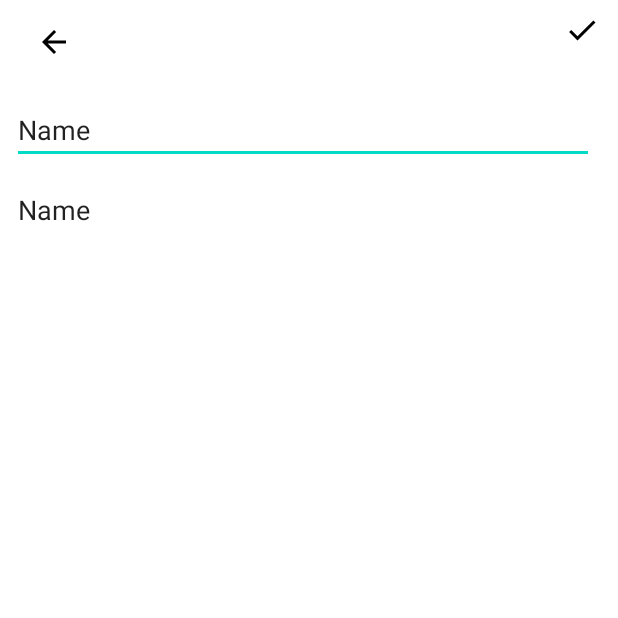
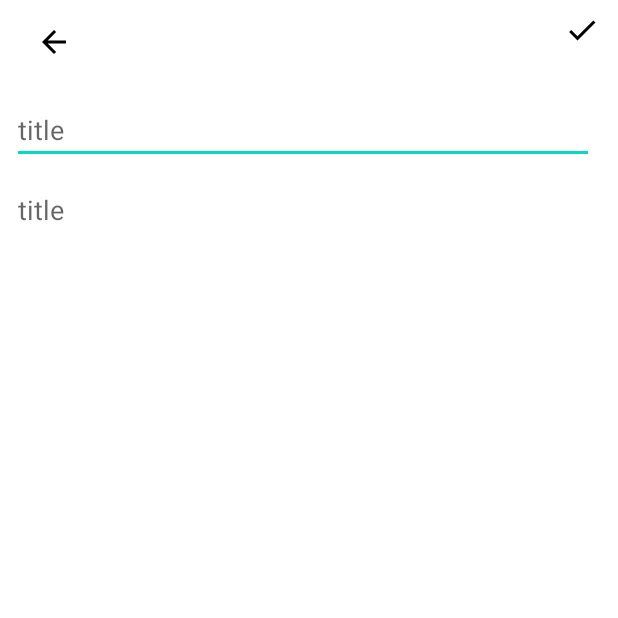
Before and after one commit to mukeshsingh963/The_Notes_App, an Android app: the screen it shows after launch (AddNoteActivity), after a tap on "Add", on a phone screen of 412 x 824 dp, the top half of it. Run offline under Robolectric (Android 15) with nearby library versions, the phone set to English and light mode, and no system bars; our stand-ins replace Room's generated code.

Commit message:
Update 1.1

```diff
--- a/app/src/main/java/com/learning/thenotesapp/Adapter/NotesAdapter.kt
+++ b/app/src/main/java/com/learning/thenotesapp/Adapter/NotesAdapter.kt
@@ -16,8 +16,14 @@ class NotesAdapter(private val context: Context, private val listener: NotesClic
     RecyclerView.Adapter<NotesAdapter.NoteVH>() {
 
     private val noteList = ArrayList<Note>()
-    private val fullList = ArrayList<Note>()
 
+    inner class NoteVH(itemView: View) : RecyclerView.ViewHolder(itemView) {
+
+        val notesLayout = itemView.findViewById<CardView>(R.id.card_layout)
+        val title = itemView.findViewById<TextView>(R.id.tv_title)
+        val noteTv = itemView.findViewById<TextView>(R.id.tv_note)
+        val date = itemView.findViewById<TextView>(R.id.tv_date)
+    }
     override fun onCreateViewHolder(parent: ViewGroup, viewType: Int): NoteVH {
         return NoteVH(
             LayoutInflater.from(context).inflate(R.layout.list_items, parent, false)
@@ -56,16 +62,14 @@ class NotesAdapter(private val context: Context, private val listener: NotesClic
     }
 
     fun updateList(newList: List<Note>){
-        fullList.clear()
-        fullList.addAll(newList)
-
-        noteList.addAll(fullList)
+        noteList.clear()
+        noteList.addAll(newList)
         notifyDataSetChanged()
     }
 
     fun filter(search: String){
     noteList.clear()
-        for (item in fullList){
+        for (item in noteList){
             if(item.title?.lowercase()?.contains(search.lowercase()) == true ||
                     item.note?.lowercase()?.contains(search.lowercase()) == true){
                 noteList.add(item)
@@ -73,7 +77,7 @@ class NotesAdapter(private val context: Context, private val listener: NotesClic
         }
         notifyDataSetChanged()
     }
-    fun randomColor(): Int {
+    private fun randomColor(): Int {
         val list = ArrayList<Int>()
         list.add(R.color.NoteColor1)
         list.add(R.color.NoteColor2)
@@ -90,15 +94,7 @@ class NotesAdapter(private val context: Context, private val listener: NotesClic
         return list[randomIndex]
     }
 
-    inner class NoteVH(itemView: View) : RecyclerView.ViewHolder(itemView) {
 
-        val notesLayout = itemView.findViewById<CardView>(R.id.card_layout)
-        val title = itemView.findViewById<TextView>(R.id.tv_title)
-        val noteTv = itemView.findViewById<TextView>(R.id.tv_note)
-        val date = itemView.findViewById<TextView>(R.id.tv_date)
-
-
-    }
 
     interface NotesClickListener {
         fun onItemClick(note: Note)
--- a/app/src/main/java/com/learning/thenotesapp/AddNoteActivity.kt
+++ b/app/src/main/java/com/learning/thenotesapp/AddNoteActivity.kt
@@ -45,7 +45,7 @@ class AddNoteActivity : AppCompatActivity() {
                 if (isUpdate){
                     note = Note( oldNote.id,title,body,formatter.format(Date()))
                 }else{
-                    note = Note( null,title,body,formatter.format(Date()))
+                    note = Note( null ,title,body,formatter.format(Date()))
                 }
                 val intent = Intent()
                 intent.putExtra("current_note", note)
--- a/app/src/main/java/com/learning/thenotesapp/Database/NoteDao.kt
+++ b/app/src/main/java/com/learning/thenotesapp/Database/NoteDao.kt
@@ -6,6 +6,7 @@ import androidx.room.Delete
 import androidx.room.Insert
 import androidx.room.OnConflictStrategy
 import androidx.room.Query
+import androidx.room.Update
 import com.learning.thenotesapp.Models.Note
 
 @Dao
@@ -20,6 +21,6 @@ interface NoteDao {
     @Query("SELECT * FROM notes_table Order by id ASC")
     fun getAllNotes() : LiveData<List<Note>>
 
-    @Query("UPDATE notes_table set title = :title, note =:note WHERE id =:id")
-    suspend fun update(id : Int?, title: String?, note: String? )
+    @Update
+    suspend fun update(note: Note )
 }
--- a/app/src/main/java/com/learning/thenotesapp/Database/NotesRepo.kt
+++ b/app/src/main/java/com/learning/thenotesapp/Database/NotesRepo.kt
@@ -15,6 +15,6 @@ class NotesRepo(private val noteDao: NoteDao) {
     }
 
     suspend fun update(note: Note) {
-        noteDao.update(note.id, note.title, note.date)
+        noteDao.update(note)
     }
 }
--- a/app/src/main/java/com/learning/thenotesapp/MainActivity.kt
+++ b/app/src/main/java/com/learning/thenotesapp/MainActivity.kt
@@ -12,6 +12,8 @@ import androidx.activity.result.contract.ActivityResultContracts
 import androidx.appcompat.app.AppCompatDelegate
 import androidx.cardview.widget.CardView
 import androidx.lifecycle.ViewModelProvider
+import androidx.recyclerview.widget.LinearLayoutManager
+import androidx.recyclerview.widget.RecyclerView
 import androidx.recyclerview.widget.StaggeredGridLayoutManager
 import com.learning.thenotesapp.Adapter.NotesAdapter
 import com.learning.thenotesapp.Database.NoteDatabase
@@ -23,6 +25,7 @@ import com.learning.thenotesapp.databinding.ActivityMainBinding
 class MainActivity : AppCompatActivity(), NotesAdapter.NotesClickListener, PopupMenu.OnMenuItemClickListener {
     private lateinit var binding: ActivityMainBinding
     private lateinit var database: NoteDatabase
+    lateinit var notesRV: RecyclerView
     lateinit var viewModel: NoteViewModel
     lateinit var adapter: NotesAdapter
     lateinit var selectedNote: Note
@@ -46,12 +49,11 @@ class MainActivity : AppCompatActivity(), NotesAdapter.NotesClickListener, Popup
         initUI()
         viewModel = ViewModelProvider(this,
         ViewModelProvider.AndroidViewModelFactory.getInstance(application)).get(NoteViewModel::class.java)
-        viewModel.allNotes.observe(this){
-            list->
+        viewModel.allNotes.observe(this,{ list->
             list?.let {
-                adapter.updateList(list)
+                adapter.updateList(it)
             }
-        }
+        })
         database = NoteDatabase.getDatabase(this)
     }
 
@@ -91,8 +93,11 @@ class MainActivity : AppCompatActivity(), NotesAdapter.NotesClickListener, Popup
     }
 
     override fun onItemClick(note: Note) {
-        val intent = Intent(this,AddNoteActivity::class.java)
+        val intent = Intent(this@MainActivity, AddNoteActivity::class.java)
         intent.putExtra("current_note", note)
+        intent.putExtra("noteTitle", note.title)
+        intent.putExtra("noteDescription", note.note)
+        intent.putExtra("noteId", note.id)
         updateNote.launch(intent)
     }
 
--- a/app/src/main/res/layout/activity_add_note.xml
+++ b/app/src/main/res/layout/activity_add_note.xml
@@ -54,8 +54,7 @@
                 android:ems="10"
                 android:fitsSystemWindows="true"
                 android:hint="title"
-                android:inputType="textPersonName"
-                android:text="Name" />
+                android:inputType="textPersonName" />
 
             <EditText
                 android:id="@+id/noteBody"
@@ -69,8 +68,7 @@
                 android:fitsSystemWindows="true"
                 android:gravity="top"
                 android:hint="title"
-                android:inputType="textPersonName"
-                android:text="Name" />
+                android:inputType="textPersonName" />
         </LinearLayout>
     </LinearLayout>
 
```
